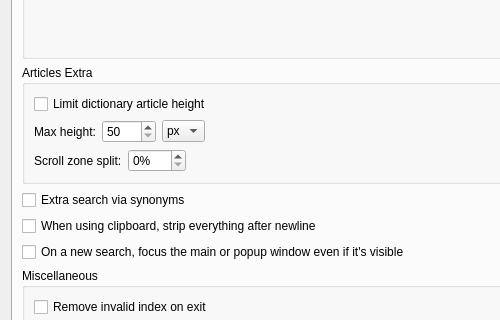
Qt form src/ui/preferences.ui (wuyun-1921/goldendict-ng) before a commit; both pictures show x 0 to 500 and y 228 to 548 of the 788 by 765 pixel window.
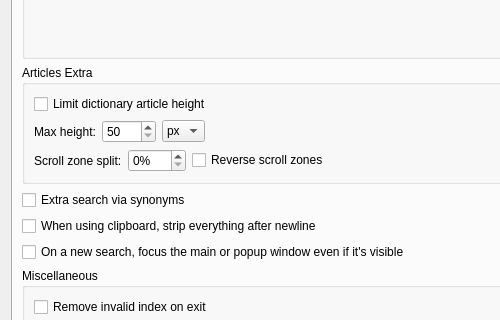
The same form after that commit. The open tabs and pages were chosen to show the change. Icons and pictures are not drawn.

Commit message:
feat: reverse scroll zone toggle — swap peripheral/middle scroll behavior
- Config: add reverseScrollZone preference (default: false)
- Preferences UI: 'Reverse scroll zones' checkbox
- ArticleViewAgent: Q_PROPERTY + signal for reverseScrollZoneChanged
- JS: connect to signal, swap middle/peripheral scroll logic when reversed
- createArticleView: set initial value from preferences

Patch:
```diff
--- a/src/ui/preferences.ui
+++ b/src/ui/preferences.ui
@@ -1947,6 +1947,16 @@
               </property>
              </widget>
             </item>
+            <item>
+             <widget class="QCheckBox" name="reverseScrollZone">
+              <property name="toolTip">
+               <string>Reverse the scroll zone behaviour: peripheral zone scrolls article, middle zone scrolls page.</string>
+              </property>
+              <property name="text">
+               <string>Reverse scroll zones</string>
+              </property>
+             </widget>
+            </item>
            </layout>
           </item>
          </layout>
```
The commit also changes 8 other files.
